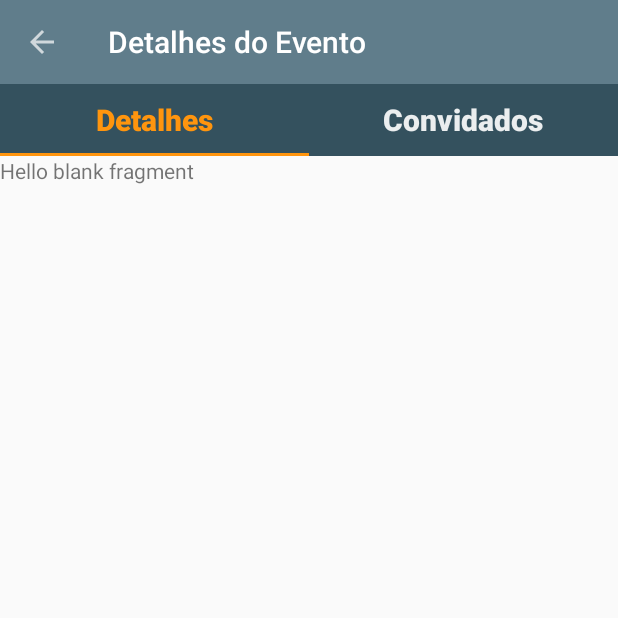
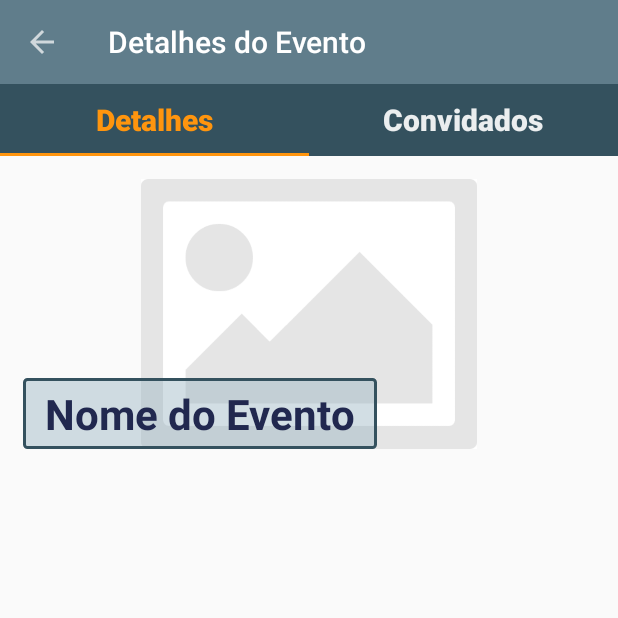
Before and after one commit to gsposantos/RangoAmigoAndroid, an Android app: the DetalhesFragment screen opened directly, with no data from a screen before it, on a phone screen of 412 x 824 dp, the top half of it. Run offline under Robolectric (Android 15) with nearby library versions, the phone set to English and light mode, and no system bars.

Commit message:
Detalhe Evento - Imagem e nome do evento com formatações de layout

```diff
--- /dev/null
+++ b/app/src/main/res/drawable/formato_nome_evento.xml
@@ -0,0 +1,21 @@
+<?xml version="1.0" encoding="utf-8"?>
+<shape xmlns:android="http://schemas.android.com/apk/res/android"
+    android:shape="rectangle" >
+
+    <solid
+        android:color="@color/primaryLightColorAlfa" >
+    </solid>
+    <stroke
+        android:width="2dp"
+        android:color="@color/primaryDarkColor" >
+    </stroke>
+    <padding
+        android:left="15dp"
+        android:top="5dp"
+        android:right="15dp"
+        android:bottom="5dp" />
+    <corners
+        android:radius="2dp"   >
+    </corners>
+
+</shape>
--- a/app/src/main/res/layout/fragment_detalhes.xml
+++ b/app/src/main/res/layout/fragment_detalhes.xml
@@ -1,13 +1,39 @@
 <FrameLayout xmlns:android="http://schemas.android.com/apk/res/android"
+    xmlns:app="http://schemas.android.com/apk/res-auto"
     xmlns:tools="http://schemas.android.com/tools"
     android:layout_width="match_parent"
     android:layout_height="match_parent"
     tools:context="com.example.guilherme.rangoamigo.fragments.DetalhesFragment">
 
-    <!-- TODO: Update blank fragment layout -->
-    <TextView
+
+    <RelativeLayout
         android:layout_width="match_parent"
-        android:layout_height="match_parent"
-        android:text="@string/hello_blank_fragment" />
+        android:layout_height="match_parent">
+
+
+        <ImageView
+            android:id="@+id/imgEvento"
+            android:layout_width="wrap_content"
+            android:layout_height="180dp"
+            android:layout_alignParentStart="true"
+            android:layout_alignParentTop="true"
+            android:layout_margin="15dp"
+            android:layout_marginStart="15dp"
+            android:layout_marginTop="15dp"
+            app:srcCompat="@drawable/no_image" />
+
+        <TextView
+            android:id="@+id/textView"
+            style="@style/textoGrande"
+            android:layout_width="wrap_content"
+            android:layout_height="wrap_content"
+            android:layout_alignBottom="@+id/imgEvento"
+            android:layout_alignStart="@+id/imgEvento"
+            android:background="@drawable/formato_nome_evento"
+            android:text="Nome do Evento" />
+
+
+    </RelativeLayout>
+
 
 </FrameLayout>
--- a/app/src/main/res/layout/item_contato.xml
+++ b/app/src/main/res/layout/item_contato.xml
@@ -1,18 +1,17 @@
 <?xml version="1.0" encoding="utf-8"?>
-<RelativeLayout
-    xmlns:android="http://schemas.android.com/apk/res/android"
+<RelativeLayout xmlns:android="http://schemas.android.com/apk/res/android"
     xmlns:app="http://schemas.android.com/apk/res-auto"
-    android:orientation="vertical"
     android:id="@+id/contato_container"
     android:layout_width="match_parent"
-    android:layout_height="95dp"
-    android:background="@color/secondaryTextColor">
+    android:layout_height="60dp"
+    android:background="@color/secondaryTextColor"
+    android:orientation="vertical">
 
 
     <ImageView
         android:id="@+id/imgContato"
-        android:layout_width="80dp"
-        android:layout_height="80dp"
+        android:layout_width="50dp"
+        android:layout_height="50dp"
         android:layout_alignParentStart="true"
         android:layout_centerVertical="true"
         android:layout_marginStart="10dp"
@@ -29,8 +28,8 @@
         android:text="Nome do Contato" />
 
     <TextView
+        android:id="@+id/txtEmailContato"
         style="@style/textoLista"
-        android:id="@+id/txtEmailContato"
         android:layout_width="wrap_content"
         android:layout_height="wrap_content"
         android:layout_alignBottom="@+id/imgContato"
@@ -38,8 +37,8 @@
         android:text="umteste@teste.com" />
 
     <TextView
+        android:id="@+id/txtFoneContato"
         style="@style/textoLista"
-        android:id="@+id/txtFoneContato"
         android:layout_width="wrap_content"
         android:layout_height="wrap_content"
         android:layout_alignBottom="@+id/txtEmailContato"
--- a/app/src/main/res/values/colors.xml
+++ b/app/src/main/res/values/colors.xml
@@ -7,6 +7,7 @@
 
     <color name="primaryColor">#607d8b</color>
     <color name="primaryLightColor">#8eacbb</color>
+    <color name="primaryLightColorAlfa">#668eacbb</color>
     <color name="primaryDarkColor">#34515e</color>
     <color name="secondaryColor">#ff950e</color>
     <color name="secondaryLightColor">#ffc64b</color>
```
